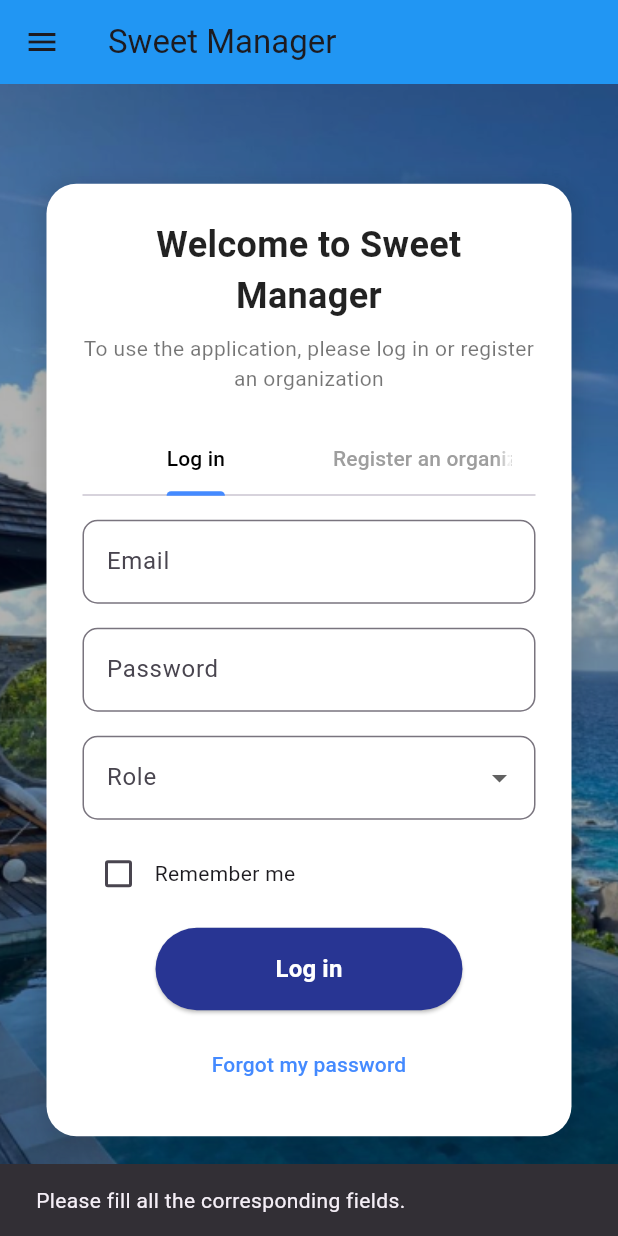
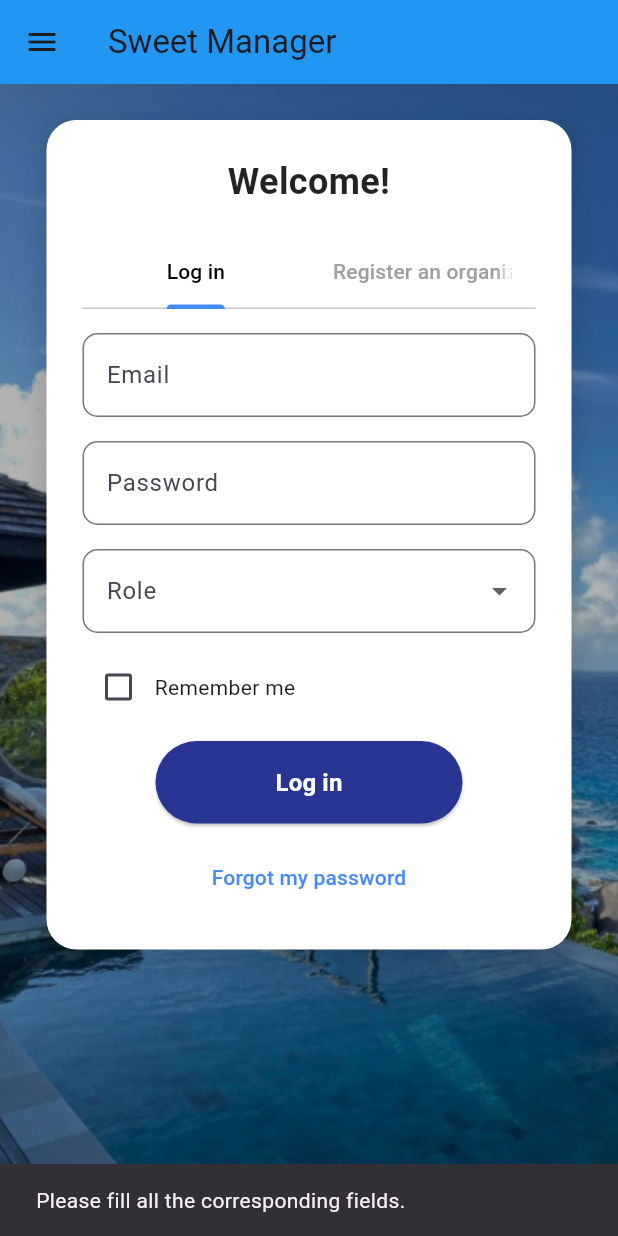
Before and after one commit to Sweet-Solutions/sweet-manager-mobile-app, a Flutter app: the LogInScreen screen opened by its route, after a tap on "Log in", on a phone screen of 412 x 824 dp. Run offline on Flutter 3.47's test engine with Material 3 defaults, Android fonts, the phone set to English and light mode, and no system bars; our stand-ins replace camera, firebase_core, firebase_storage, fl_chart, flutter_secure_storage, image_picker and 1 more; accounts and stored records are empty.

Commit message:
fix(iam): fixed overflow pixels for login.

```diff
--- a/lib/IAM/views/login.dart
+++ b/lib/IAM/views/login.dart
@@ -81,7 +81,8 @@ class LogInScreenState extends State<LogInScreen> with SingleTickerProviderState
 
   @override
   Widget build(BuildContext context) { // Implements design for login view.
-    return BaseLayout(role: '', childScreen: getContentView(context));
+    return BaseLayout(role: '', childScreen: getContentView(context)
+    );
   }
 
   Widget getContentView(BuildContext context)
@@ -90,6 +91,7 @@ class LogInScreenState extends State<LogInScreen> with SingleTickerProviderState
       body: Stack(
         children: [
           // Background Image
+
           Container(
             decoration: const BoxDecoration(
               image: DecorationImage(
@@ -98,12 +100,15 @@ class LogInScreenState extends State<LogInScreen> with SingleTickerProviderState
               ),
             ),
           ),
+
           // Transparent overlay
           Container(
             color: Colors.black.withOpacity(0.3),
           ),
           // Centered Card
-          Center(
+          SingleChildScrollView(
+            padding: const EdgeInsets.all(24),
+            child: Center(
             child: Container(
               width: 350,
               padding: const EdgeInsets.all(24),
@@ -127,22 +132,13 @@ class LogInScreenState extends State<LogInScreen> with SingleTickerProviderState
                       mainAxisSize: MainAxisSize.min,
                       children: [
                         const Center(
-                          child: Text('Welcome to Sweet Manager',
+                          child: Text('Welcome!',
                             style: TextStyle(
                               fontSize: 24,
                               fontWeight: FontWeight.bold,
                               color: Colors.black87,
                             ),
                             textAlign: TextAlign.center,
-                          ),
-                        ),
-                        const SizedBox(height: 8),
-                        const Text(
-                          'To use the application, please log in or register an organization',
-                          textAlign: TextAlign.center,
-                          style: TextStyle(
-                            fontSize: 14,
-                            color: Colors.black54,
                           ),
                         ),
                         const SizedBox(height: 20),
@@ -206,8 +202,6 @@ class LogInScreenState extends State<LogInScreen> with SingleTickerProviderState
 
                               String dni = _dniController.text;
 
-                              String username = _usernameController.text;
-
                               String phoneNumber = _phoneController.text;
 
                               String email = _emailRegistrationController.text;
@@ -216,7 +210,7 @@ class LogInScreenState extends State<LogInScreen> with SingleTickerProviderState
 
                               String password = _passwordRegistrationControler.text;
 
-                              if(username.isEmpty || phoneNumber.isEmpty || email.isEmpty || name.isEmpty || password.isEmpty || !name.contains(','))
+                              if(phoneNumber.isEmpty || email.isEmpty || name.isEmpty || password.isEmpty || !name.contains(','))
                               {
                                 ScaffoldMessenger.of(context).showSnackBar(
                                   const SnackBar(content: Text('Please fill all the corresponding fields following the requested instructions.')));
@@ -226,9 +220,15 @@ class LogInScreenState extends State<LogInScreen> with SingleTickerProviderState
 
                               List<String> parts = name.split(',');
 
+                              // Create a username
+
+                              String username = '';
+
                               name = parts[0].trim();
 
                               String surname = parts[1].trim();
+
+                              username = '${name}_${surname}_${dni[0]}${dni[1]}${dni[2]}'.toLowerCase();
 
                               bool response = await _authService.signup(int.parse(dni), username, name, surname, email, phoneNumber, password);
 
@@ -298,8 +298,11 @@ class LogInScreenState extends State<LogInScreen> with SingleTickerProviderState
               ),
             ),
           ),
+          )
+
         ],
-      ),
+      )
+
     );
   }
 
@@ -371,16 +374,6 @@ class LogInScreenState extends State<LogInScreen> with SingleTickerProviderState
             controller: _dniController,
             decoration: InputDecoration(
               labelText: "Owner's DNI",
-            border: OutlineInputBorder(
-              borderRadius: BorderRadius.circular(10),
-            ),
-          ),
-        ),
-        const SizedBox(height: 12,),
-        TextField(
-          controller: _usernameController,
-          decoration: InputDecoration(
-            labelText: 'Owner’s username',
               border: OutlineInputBorder(
                 borderRadius: BorderRadius.circular(10),
               ),
```
Lines whose indentation alone changed are shown as unchanged.
